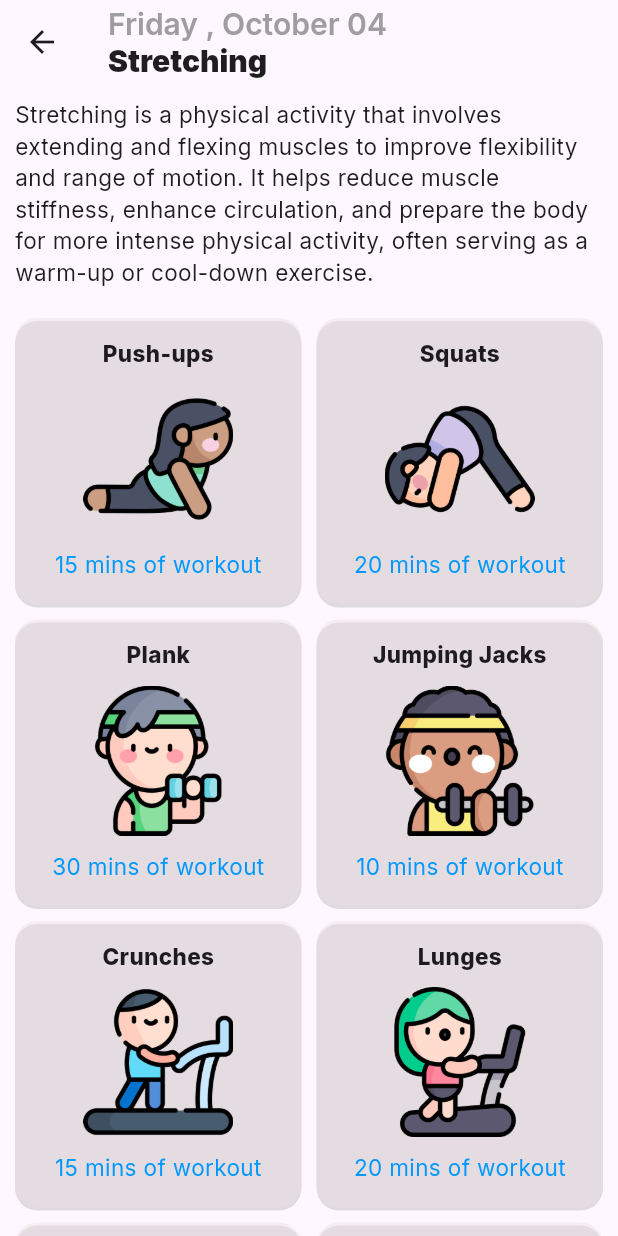
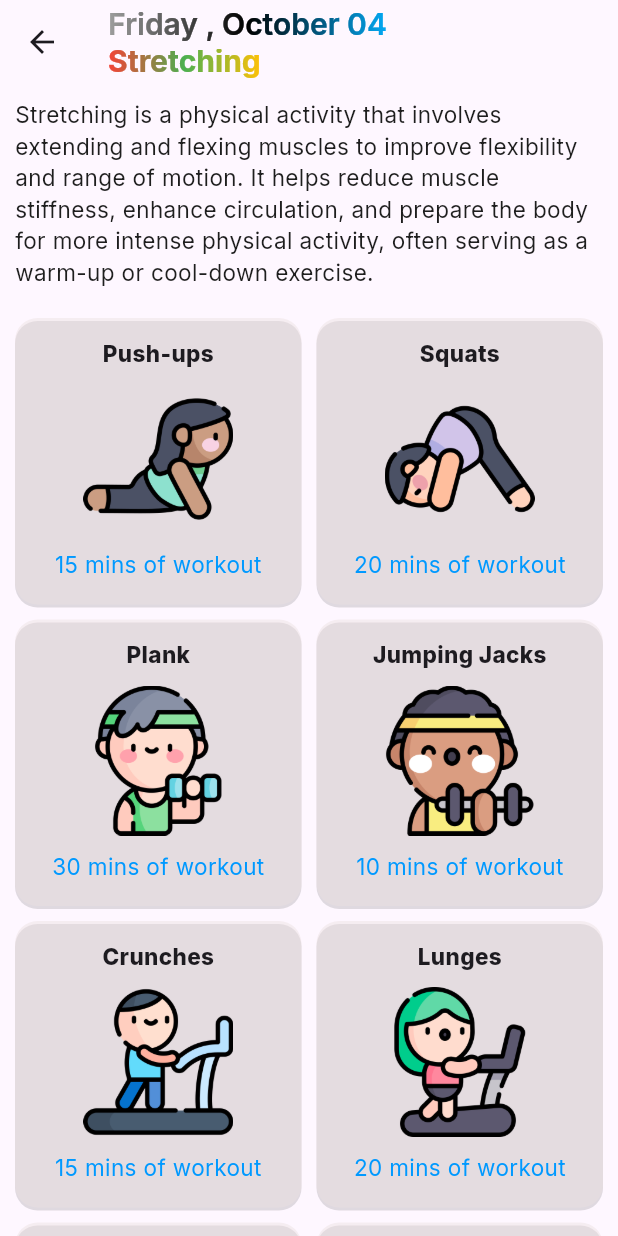
Before and after one commit to TDMxALAN/workout_planner, a Flutter app: the screen it shows after launch, after a tap on "Stretching", on a phone screen of 412 x 824 dp. Run offline on Flutter 3.47's test engine with Material 3 defaults, Android fonts, the phone set to English and light mode, and no system bars; drawn by our look-alikes of simple_gradient_text; our stand-ins replace google_fonts.

Commit message:
got some bugs ill fix em later

```diff
--- a/lib/Pages/exercise_details_page.dart
+++ b/lib/Pages/exercise_details_page.dart
@@ -1,7 +1,9 @@
 import 'package:flutter/material.dart';
 import 'package:intl/intl.dart';
+import 'package:simple_gradient_text/simple_gradient_text.dart';
 import 'package:workout_planner/constant/colors.dart';
 import 'package:workout_planner/constant/responsive.dart';
+import 'package:workout_planner/data/user_data.dart';
 import 'package:workout_planner/models/exercise_model.dart';
 import 'package:workout_planner/widgets/exercise_card.dart';
 
@@ -24,31 +26,41 @@ class _ExerciseDetailsPageState extends State<ExerciseDetailsPage> {
   //date and time Formatters
   final DateFormat formatter = DateFormat('EEEE , MMMM');
   final DateFormat dayFormat = DateFormat('dd');
+
+  //userdata
+  final userData = user;
+
   @override
   Widget build(BuildContext context) {
-    DateTime now = DateTime.now();
-    String formattedDate = formatter.format(now);
-    String formattedDay = dayFormat.format(now);
+    String date = DateFormat('EEEE , MMMM dd').format(DateTime.now());
     return Scaffold(
       appBar: AppBar(
         title: Column(
           crossAxisAlignment: CrossAxisAlignment.start,
           children: [
-            Text(
-              "$formattedDate $formattedDay",
-              style: TextStyle(
+            GradientText(
+              date,
+              style: const TextStyle(
                 fontSize: 20,
                 fontWeight: FontWeight.w600,
-                color: kSubTitleColor,
               ),
+              colors: [
+                Colors.grey,
+                Colors.black,
+                Colors.lightBlue,
+              ],
             ),
-            Text(
+            GradientText(
               widget.exerciseTitle,
-              style: TextStyle(
+              style: const TextStyle(
                 fontSize: 20,
-                fontWeight: FontWeight.w900,
-                color: kMainBlack,
+                fontWeight: FontWeight.w700,
               ),
+              colors: const [
+                Colors.red,
+                Colors.green,
+                Colors.amber,
+              ],
             ),
           ],
         ),
--- a/lib/Pages/home_page.dart
+++ b/lib/Pages/home_page.dart
@@ -1,6 +1,7 @@
 import 'package:flutter/material.dart';
 import 'package:intl/intl.dart';
 import 'package:simple_gradient_text/simple_gradient_text.dart';
+import 'package:workout_planner/Pages/equipments_page.dart';
 import 'package:workout_planner/Pages/exercise_details_page.dart';
 import 'package:workout_planner/constant/colors.dart';
 import 'package:workout_planner/constant/responsive.dart';
@@ -41,13 +42,17 @@ class _HomePageState extends State<HomePage> {
             child: Column(
               crossAxisAlignment: CrossAxisAlignment.start,
               children: [
-                Text(
+                GradientText(
                   date,
                   style: const TextStyle(
                     fontSize: 20,
                     fontWeight: FontWeight.w600,
-                    color: kSubTitleColor,
                   ),
+                  colors: [
+                    Colors.grey,
+                    Colors.black,
+                    Colors.lightBlue,
+                  ],
                 ),
                 GradientText(
                   "Hello ,${userData.fullName}",
@@ -97,10 +102,25 @@ class _HomePageState extends State<HomePage> {
                         discription: "see more...",
                       ),
                     ),
-                    const ExerciseCard(
-                      title: "Equipment",
-                      imageURL: "assets/images/equipments/dumbbells2.png",
-                      discription: "see more...",
+                    GestureDetector(
+                      onTap: () {
+                        Navigator.push(
+                          context,
+                          MaterialPageRoute(
+                            builder: (context) => EquipmentsPage(
+                              equipmentTitle: "Equipments",
+                              equipmentDescription:
+                                  "Equipments are the various tools, devices, or apparatuses used to perform specific tasks or activities. In different fields, they enable efficiency, safety, and precision, ranging from simple hand tools to complex machinery depending on the nature of the work or activity.",
+                              equipmentList: equipmentList,
+                            ),
+                          ),
+                        );
+                      },
+                      child: const ExerciseCard(
+                        title: "Equipment",
+                        imageURL: "assets/images/equipments/dumbbells2.png",
+                        discription: "see more...",
+                      ),
                     ),
                   ],
                 ),
```
Also changed, not shown: lib/Pages/equipments_page.dart (+90 -2 lines), lib/widgets/equipment_card.dart (added, +64 -0 lines).
